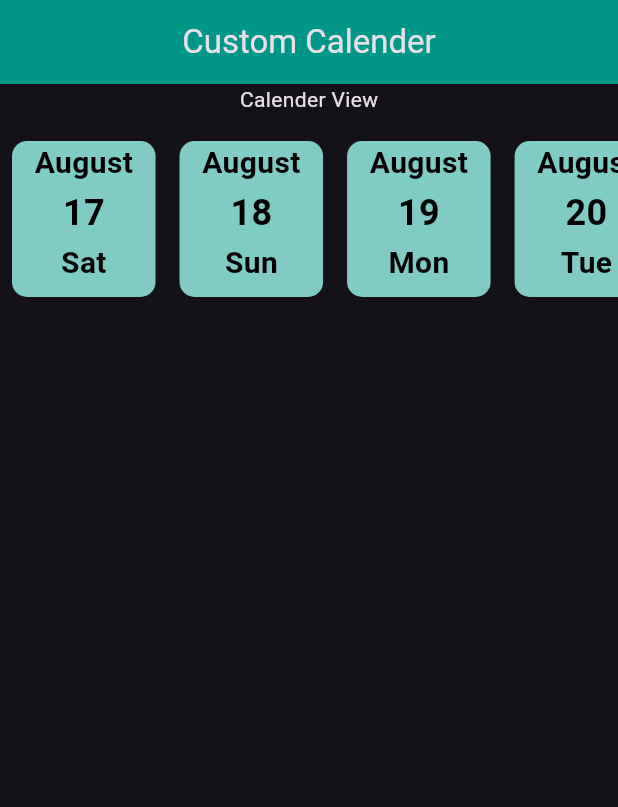
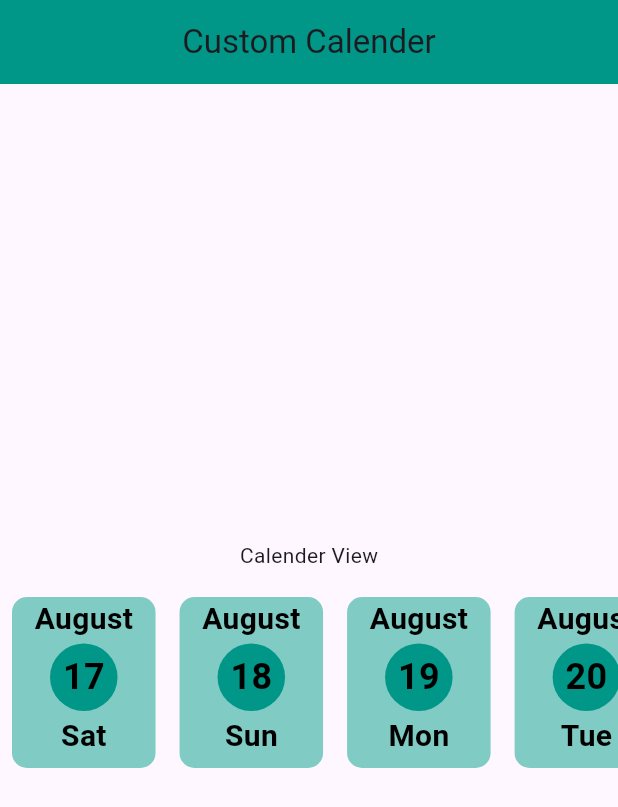
Before and after one commit to FRANK732/Flutter_custom_calender, a Flutter app: the screen it shows after launch, on a phone screen of 412 x 824 dp. Shown: the top 807 px of the screen. Run offline on Flutter 3.47's test engine with Material 3 defaults, Android fonts, the light colour scheme and no system bars.

Commit message:
changes made

```diff
--- a/lib/main.dart
+++ b/lib/main.dart
@@ -14,7 +14,7 @@ class MyApp extends StatelessWidget {
     return MaterialApp(
         debugShowCheckedModeBanner: false,
         title: 'Custom Calender',
-        theme: ThemeData.dark(),
+        theme: ThemeData.light(),
         home: const CustomCalender());
   }
 }
@@ -44,6 +44,7 @@ class _CustomCalenderState extends State<CustomCalender> {
       body: Center(
         child: Column(
           crossAxisAlignment: CrossAxisAlignment.center,
+          mainAxisAlignment: MainAxisAlignment.center,
           children: [
             Text("Calender View"),
             SizedBox(
@@ -66,7 +67,7 @@ class _CustomCalenderState extends State<CustomCalender> {
       return DateTime(now.year, now.month, now.day + index);
     });
     return Container(
-      height: 120,
+      height: 130,
       //Using a ListView builder
       child: ListView.builder(
           scrollDirection: Axis.horizontal,
@@ -104,12 +105,26 @@ class _CustomCalenderState extends State<CustomCalender> {
                     const SizedBox(
                       height: 2,
                     ),
-                    Text(
-                      day,
-                      style: TextStyle(
-                          color: isDateSelected ? Colors.white : Colors.black,
-                          fontSize: 24,
-                          fontWeight: FontWeight.bold),
+                    Container(
+                      height: 45,
+                      width: 45,
+                      decoration: BoxDecoration(
+                          color:
+                              isDateSelected ? Colors.teal[200] : Colors.teal,
+                          borderRadius: BorderRadiusDirectional.circular(100)),
+                      child: Center(
+                        child: Text(
+                          day,
+                          style: TextStyle(
+                              color: isDateSelected
+                                  ? Colors.white70
+                                  : Colors.black,
+                              fontSize: 24,
+                              fontWeight: isDateSelected
+                                  ? FontWeight.w900
+                                  : FontWeight.bold),
+                        ),
+                      ),
                     ),
                     const SizedBox(
                       height: 2,
```
